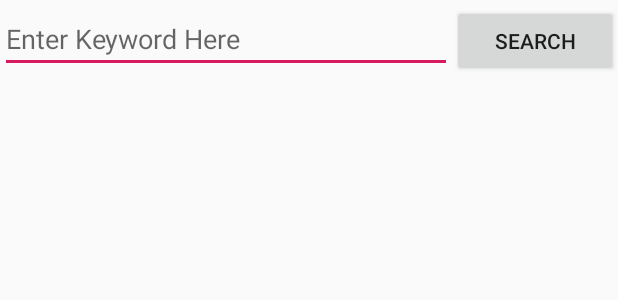
After one commit to adamwberck/SlidePuzzleProj, an Android app: the layout activity_flickr.xml on its own in the app's theme, with its tools: preview values and no code run, on a phone screen of 412 x 824 dp. The commit adds this screen. Shown: the top 300 px of the screen. Run offline under Robolectric (Android 15) with nearby library versions, the phone set to English and light mode, and no system bars.

Commit message:
For merging. Flickr API and Camera feature added. Camera still crashes

```diff
--- a/app/build.gradle
+++ b/app/build.gradle
@@ -27,4 +27,6 @@ dependencies {
     androidTestImplementation 'androidx.test.ext:junit:1.1.0'
     androidTestImplementation 'androidx.test.espresso:espresso-core:3.1.1'
     implementation 'androidx.gridlayout:gridlayout:1.0.0'
+    implementation 'com.squareup.okhttp3:okhttp:4.2.2'
+    implementation 'com.squareup.picasso:picasso:2.71828'
 }
--- /dev/null
+++ b/app/src/main/res/layout/activity_flickr.xml
@@ -0,0 +1,70 @@
+<?xml version="1.0" encoding="utf-8"?>
+<LinearLayout xmlns:android="http://schemas.android.com/apk/res/android"
+    android:layout_width="match_parent"
+    android:layout_height="match_parent"
+    android:orientation="vertical">
+
+    <LinearLayout
+        android:id="@+id/search_bar"
+        android:layout_width="match_parent"
+        android:layout_height="wrap_content"
+        android:layout_weight="0.25"
+        android:minHeight="70dp"
+        android:orientation="horizontal"
+        android:paddingTop="3dp">
+
+        <EditText
+            android:id="@+id/search_text"
+            android:layout_width="wrap_content"
+            android:layout_height="wrap_content"
+            android:layout_weight="0.8"
+            android:ems="10"
+            android:hint="Enter Keyword Here"
+            android:inputType="textPersonName"
+            android:paddingTop="1dp" />
+
+        <Button
+            android:id="@+id/search_button"
+            android:layout_width="wrap_content"
+            android:layout_height="wrap_content"
+            android:layout_weight="0.2"
+            android:text="@android:string/search_go" />
+
+    </LinearLayout>
+
+    <LinearLayout
+        android:id="@+id/flickr_gallery"
+        android:layout_width="match_parent"
+        android:layout_height="match_parent"
+        android:layout_weight="0.75"
+        android:orientation="vertical"
+        android:paddingTop="3dp">
+
+        <ScrollView
+            android:id="@+id/flickr_scroll"
+            android:layout_width="match_parent"
+            android:layout_height="wrap_content"
+            android:layout_weight="0.8">
+
+        </ScrollView>
+
+        <LinearLayout
+            android:layout_width="match_parent"
+            android:layout_height="match_parent"
+            android:layout_weight="0.8"
+            android:orientation="vertical">
+
+            <GridView
+                android:id="@+id/result_grid"
+                android:layout_width="match_parent"
+                android:layout_height="match_parent"
+                android:columnWidth="200dp"
+                android:gravity="center"
+                android:horizontalSpacing="3dp"
+                android:numColumns="auto_fit"
+                android:stretchMode="columnWidth"
+                android:verticalSpacing="5dp" />
+        </LinearLayout>
+    </LinearLayout>
+
+</LinearLayout>
--- a/app/src/main/res/values/strings.xml
+++ b/app/src/main/res/values/strings.xml
@@ -4,6 +4,7 @@
     <string name="menu_play">Play</string>
     <string name="change_image">Change Image</string>
     <string name="time_string">%d:%02d</string>
+    <string name="api_key">e0ac8379fcf11a7cc79a0f854269349a</string>
 
     <string-array name="numbers">
         <item>3</item>
--- /dev/null
+++ b/app/src/main/res/xml/file_paths.xml
@@ -0,0 +1,5 @@
+<?xml version="1.0" encoding="utf-8"?>
+<paths xmlns:android="http://schemas.android.com/apk/res/android">
+    <external-path name="my_images"
+        path="Android/data/com.example.package.name/files/Pictures" />
+</paths>
```
Also changed, not shown: app/src/main/AndroidManifest.xml (+22 -3 lines), app/src/main/java/com/example/slidepuzzleproj/FlickrActivity.java (added, +202 -0 lines), app/src/main/java/com/example/slidepuzzleproj/MenuActivity.java (+101 -9 lines), app/src/main/java/com/example/slidepuzzleproj/PlayActivity.java (+25 -5 lines), app/src/main/java/com/example/slidepuzzleproj/SaveImage.java (added, +35 -0 lines), app/src/main/res/layout/photoselect.xml (added, +32 -0 lines).
